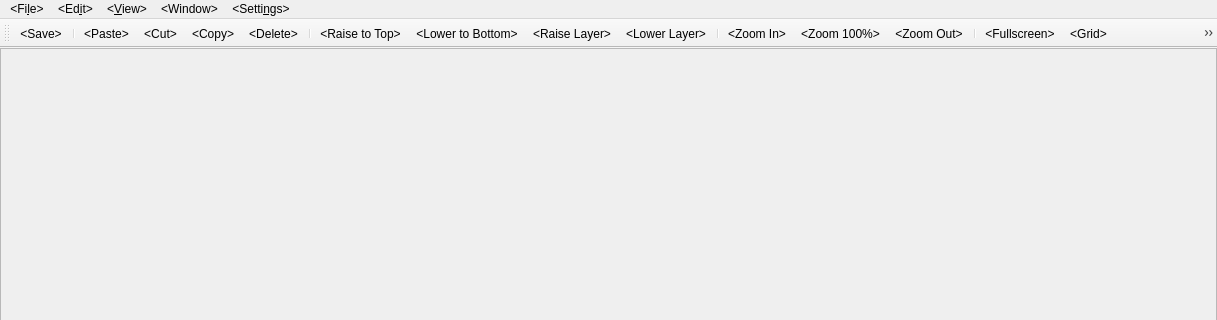
First picture: the form in leveleditorwindow.ui, repository ExplosBlue/CoinKiller, before the edit; both pictures show x 0 to 1217 and y 0 to 320 of the 1217 by 700 pixel window.
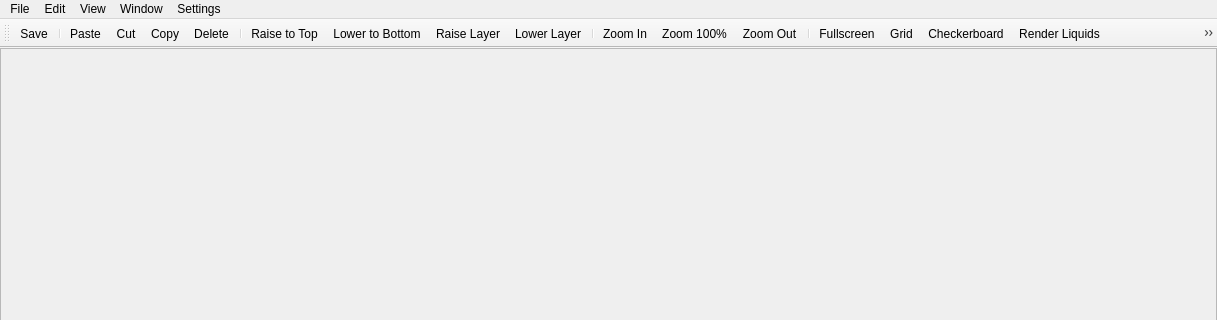
Second picture: the form after the edit.

What changed in the file:
```diff
--- a/leveleditorwindow.ui
+++ b/leveleditorwindow.ui
@@ -66,13 +66,13 @@
    </property>
    <widget class="QMenu" name="menuFile">
     <property name="title">
-     <string>&lt;Fi&amp;le&gt;</string>
+     <string>File</string>
     </property>
     <addaction name="actionSave"/>
    </widget>
    <widget class="QMenu" name="menuView">
     <property name="title">
-     <string>&lt;&amp;View&gt;</string>
+     <string>View</string>
     </property>
     <addaction name="actionToggleLayer1"/>
     <addaction name="actionToggleLayer2"/>
@@ -96,7 +96,7 @@
    </widget>
    <widget class="QMenu" name="menuEdit">
     <property name="title">
-     <string>&lt;Ed&amp;it&gt;</string>
+     <string>Edit</string>
     </property>
     <addaction name="actionPaste"/>
     <addaction name="actionCut"/>
@@ -112,7 +112,7 @@
    </widget>
    <widget class="QMenu" name="menuSettings">
     <property name="title">
-     <string>&lt;Setti&amp;ngs&gt;</string>
+     <string>Settings</string>
     </property>
     <addaction name="actionSetBackgroundColor"/>
     <addaction name="actionResetBackgroundColor"/>
@@ -121,7 +121,7 @@
    </widget>
    <widget class="QMenu" name="menuWindow">
     <property name="title">
-     <string>&lt;Window&gt;</string>
+     <string>Window</string>
     </property>
     <addaction name="actionShowToolbox"/>
     <addaction name="actionShowMinimap"/>
@@ -183,7 +183,7 @@
     <bool>true</bool>
    </property>
    <property name="text">
-    <string>&lt;&amp;Layer 1&gt;</string>
+    <string>Toggle Layer 1</string>
    </property>
    <property name="toolTip">
     <string>&lt;Layer 1&gt;</string>
@@ -194,7 +194,7 @@
     <bool>true</bool>
    </property>
    <property name="text">
-    <string>&lt;Layer &amp;2&gt;</string>
+    <string>Toggle Layer 2</string>
    </property>
    <property name="toolTip">
     <string>&lt;Layer 2&gt;</string>
@@ -202,7 +202,7 @@
   </action>
   <action name="actionZoom_In">
    <property name="text">
-    <string>&lt;&amp;Zoom In&gt;</string>
+    <string>Zoom In</string>
    </property>
    <property name="toolTip">
     <string>&lt;Zoom In&gt;</string>
@@ -213,7 +213,7 @@
   </action>
   <action name="actionZoom_Out">
    <property name="text">
-    <string>&lt;Zoom &amp;Out&gt;</string>
+    <string>Zoom Out</string>
    </property>
    <property name="toolTip">
     <string>&lt;Zoom Out&gt;</string>
@@ -224,7 +224,7 @@
   </action>
   <action name="actionZoom_100">
    <property name="text">
-    <string>&lt;Zoom &amp;100%&gt;</string>
+    <string>Zoom 100%</string>
    </property>
    <property name="toolTip">
     <string>&lt;Zoom 100%&gt;</string>
@@ -257,7 +257,7 @@
   </action>
   <action name="actionSave">
    <property name="text">
-    <string>&lt;&amp;Save&gt;</string>
+    <string>Save</string>
    </property>
    <property name="toolTip">
     <string>&lt;Save&gt;</string>
@@ -268,7 +268,7 @@
   </action>
   <action name="actionPaste">
    <property name="text">
-    <string>&lt;&amp;Paste&gt;</string>
+    <string>Paste</string>
    </property>
    <property name="toolTip">
     <string>&lt;Paste&gt;</string>
@@ -279,7 +279,7 @@
   </action>
   <action name="actionCut">
    <property name="text">
-    <string>&lt;&amp;Cut&gt;</string>
+    <string>Cut</string>
    </property>
    <property name="toolTip">
     <string>&lt;Cut&gt;</string>
@@ -290,7 +290,7 @@
   </action>
   <action name="actionCopy">
    <property name="text">
-    <string>&lt;C&amp;opy&gt;</string>
+    <string>Copy</string>
    </property>
    <property name="toolTip">
     <string>&lt;Copy&gt;</string>
@@ -301,7 +301,7 @@
   </action>
   <action name="actionDelete">
    <property name="text">
-    <string>&lt;&amp;Delete&gt;</string>
+    <string>Delete</string>
    </property>
    <property name="toolTip">
     <string>&lt;Delete&gt;</string>
@@ -315,7 +315,7 @@
     <bool>true</bool>
    </property>
    <property name="text">
-    <string>&lt;&amp;Fullscreen&gt;</string>
+    <string>Fullscreen</string>
    </property>
    <property name="toolTip">
     <string>&lt;Fullscreen&gt;</string>
@@ -329,7 +329,7 @@
     <bool>true</bool>
    </property>
    <property name="text">
-    <string>&lt;&amp;Grid&gt;</string>
+    <string>Grid</string>
    </property>
    <property name="toolTip">
     <string>&lt;Grid&gt;</string>
@@ -340,7 +340,10 @@
   </action>
   <action name="actionAddArea">
    <property name="text">
-    <string>&lt;Add Area&gt;</string>
+    <string>Add Area</string>
+   </property>
+   <property name="toolTip">
+    <string>Add Area</string>
    </property>
    <property name="shortcut">
     <string>Ctrl+Alt+N</string>
@@ -348,7 +351,7 @@
   </action>
   <action name="actionDeleteCurrentArea">
    <property name="text">
-    <string>&lt;Delete Current Area&gt;</string>
+    <string>Delete Current Area</string>
    </property>
    <property name="toolTip">
     <string>&lt;Delete Current Area&gt;</string>
@@ -359,7 +362,7 @@
   </action>
   <action name="actionRaise">
    <property name="text">
-    <string>&lt;&amp;Raise to Top&gt;</string>
+    <string>Raise to Top</string>
    </property>
    <property name="toolTip">
     <string>&lt;Raise to Top&gt;</string>
@@ -367,7 +370,7 @@
   </action>
   <action name="actionLower">
    <property name="text">
-    <string>&lt;&amp;Lower to Bottom&gt;</string>
+    <string>Lower to Bottom</string>
    </property>
    <property name="toolTip">
     <string>&lt;Lower to Bottom&gt;</string>
@@ -375,7 +378,7 @@
   </action>
   <action name="actionRaiseLayer">
    <property name="text">
-    <string>&lt;Ra&amp;ise Layer&gt;</string>
+    <string>Raise Layer</string>
    </property>
    <property name="toolTip">
     <string>&lt;Raise Layer&gt;</string>
@@ -383,7 +386,7 @@
   </action>
   <action name="actionLowerLayer">
    <property name="text">
-    <string>&lt;Lo&amp;wer Layer&gt;</string>
+    <string>Lower Layer</string>
    </property>
    <property name="toolTip">
     <string>&lt;Lower Layer&gt;</string>
@@ -394,7 +397,7 @@
     <bool>true</bool>
    </property>
    <property name="text">
-    <string>&lt;&amp;RenderLiquids&gt;</string>
+    <string>Render Liquids</string>
    </property>
    <property name="toolTip">
     <string>&lt;RenderLiquids&gt;</string>
@@ -419,7 +422,7 @@
     <bool>true</bool>
    </property>
    <property name="text">
-    <string>&lt;&amp;Checkerboard&gt;</string>
+    <string>Checkerboard</string>
    </property>
    <property name="toolTip">
     <string>&lt;Checkerboard&gt;</string>
@@ -440,7 +443,7 @@
     <bool>true</bool>
    </property>
    <property name="text">
-    <string>&lt;&amp;Sprites&gt;</string>
+    <string>Toggle Sprites</string>
    </property>
    <property name="toolTip">
     <string>&lt;ToggleSprites&gt;</string>
@@ -451,7 +454,7 @@
     <bool>true</bool>
    </property>
    <property name="text">
-    <string>&lt;&amp;Paths&gt;</string>
+    <string>Toggle Paths</string>
    </property>
    <property name="toolTip">
     <string>&lt;TogglePaths&gt;</string>
@@ -462,7 +465,7 @@
     <bool>true</bool>
    </property>
    <property name="text">
-    <string>&lt;R&amp;enderCameraLimits&gt;</string>
+    <string>Render Camera Limits</string>
    </property>
    <property name="toolTip">
     <string>&lt;RenderCameraLimits&gt;</string>
@@ -514,7 +517,7 @@
     <bool>true</bool>
    </property>
    <property name="text">
-    <string>&lt;Locations&gt;</string>
+    <string>Toggle Locations</string>
    </property>
    <property name="toolTip">
     <string>&lt;ToggleLocations&gt;</string>
```
Left out of the diff: 107 changed lines with no effect on the pictures.
